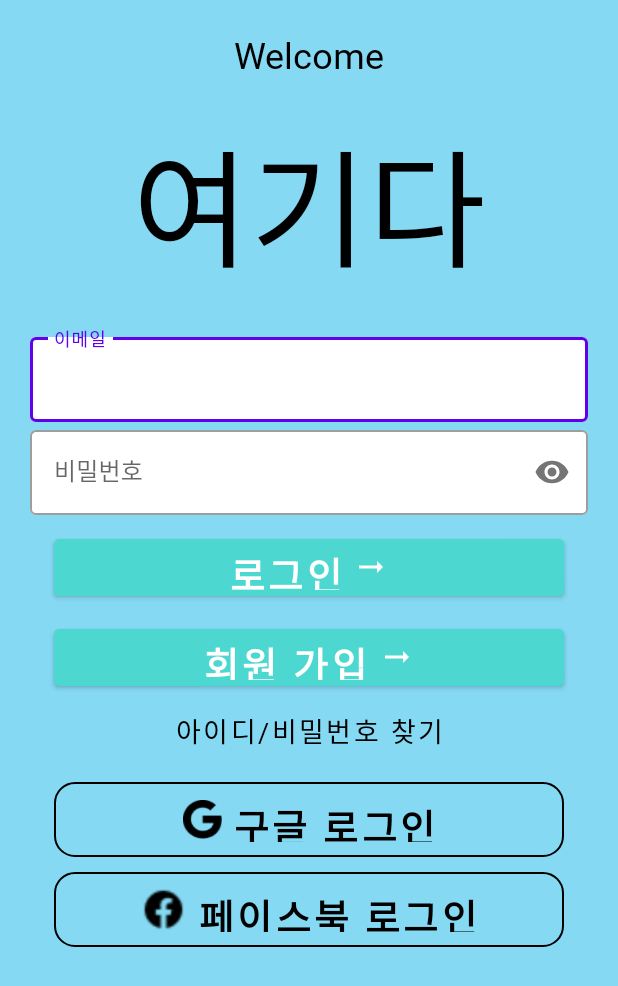
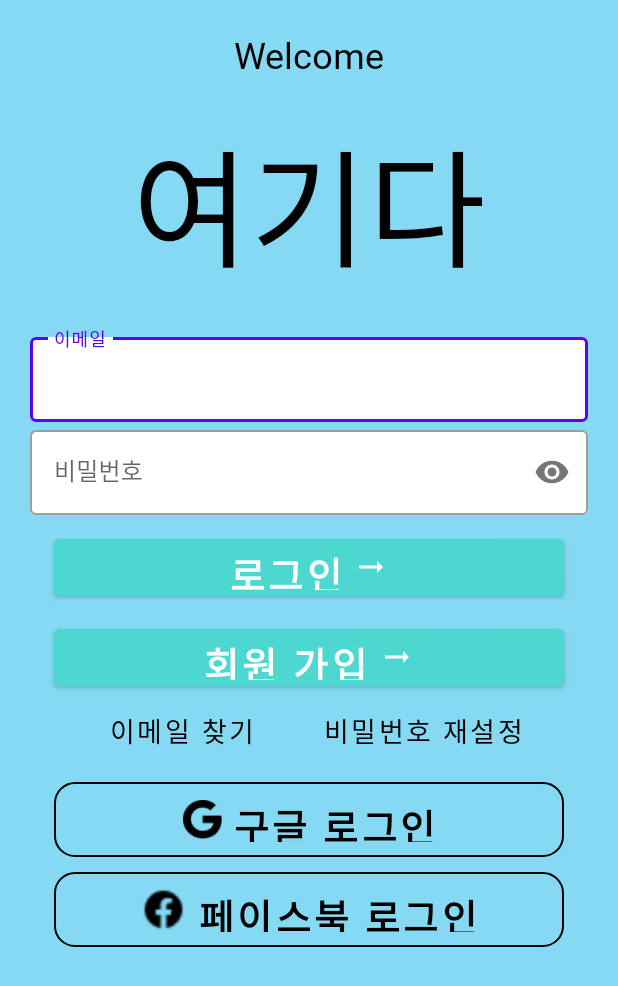
Before and after one commit to LeeJaeHyeon05/HERE, an Android app: the screen it shows after launch (LoginActivity), on a phone screen of 412 x 824 dp. Shown: the top 986 px of the screen. Run offline under Robolectric (Android 15) with nearby library versions, the phone set to English and light mode, and no system bars; our stand-ins replace Firebase (no records; nobody signed in at launch, a user with empty details on screens opened directly).

Commit message:
비밀번호 찾기

```diff
--- a/app/src/main/AndroidManifest.xml
+++ b/app/src/main/AndroidManifest.xml
@@ -9,6 +9,9 @@
         android:roundIcon="@mipmap/ic_launcher_round"
         android:supportsRtl="true"
         android:theme="@style/Theme.HERE">
+        <activity
+            android:name=".FindPasswordActivity"
+            android:exported="false" />
         <activity
             android:name=".SignUpActivity"
             android:exported="false" />
@@ -25,6 +28,9 @@
             </intent-filter>
         </activity>
         <activity
+            android:name=".FindEmailActivity"
+            android:exported="false" />
+        <activity
             android:name=".MainActivity"
             android:exported="true" />
     </application>
--- a/app/src/main/java/com/example/here/LoginActivity.kt
+++ b/app/src/main/java/com/example/here/LoginActivity.kt
@@ -50,7 +50,7 @@ class LoginActivity : AppCompatActivity() {
 
         binding.goLoginButton.setOnClickListener {
             val email: String = binding.emailEditText.editText?.text.toString()
-            val password = binding.passwordEditText.toString()
+            val password: String = binding.passwordEditText.editText?.text.toString()
             if (!emailSpelling(email))
                 return@setOnClickListener
 
@@ -61,6 +61,14 @@ class LoginActivity : AppCompatActivity() {
         binding.signUpButton.setOnClickListener {
             startActivity(Intent(this, SignUpActivity::class.java))
         }
+
+        binding.forgetEmailText.setOnClickListener {
+            startActivity(Intent(this, FindEmailActivity::class.java))
+        }
+        binding.forgetPasswordText.setOnClickListener {
+            startActivity(Intent(this, FindPasswordActivity::class.java))
+        }
+
 
     }
 
--- a/app/src/main/java/com/example/here/SignUpActivity.kt
+++ b/app/src/main/java/com/example/here/SignUpActivity.kt
@@ -4,6 +4,7 @@ import androidx.appcompat.app.AppCompatActivity
 import android.os.Bundle
 import android.util.Log
 import com.example.here.databinding.ActivitySignUpBinding
+
 import com.google.firebase.auth.FirebaseAuth
 import com.google.firebase.auth.ktx.auth
 import com.google.firebase.ktx.Firebase
--- a/app/src/main/res/layout/activity_login.xml
+++ b/app/src/main/res/layout/activity_login.xml
@@ -102,18 +102,32 @@
         app:layout_constraintStart_toStartOf="parent"
         app:layout_constraintTop_toBottomOf="@+id/goLoginButton" />
 
-
     <com.google.android.material.button.MaterialButton
-        android:id="@+id/forgetText"
+        android:id="@+id/forgetEmailText"
         style="@style/Widget.MaterialComponents.Button.TextButton"
         android:layout_width="wrap_content"
         android:layout_height="wrap_content"
         android:fontFamily="@font/black_han_sans"
-        android:text="@string/findIdPasswordText"
+        android:text="@string/findEmailText"
         android:textColor="@color/black"
         android:textSize="18sp"
-        app:layout_constraintEnd_toEndOf="parent"
-        app:layout_constraintStart_toStartOf="parent"
+        android:layout_marginStart="10dp"
+        app:layout_constraintEnd_toStartOf="@+id/forgetPasswordText"
+        app:layout_constraintStart_toStartOf="@+id/signUpButton"
+        app:layout_constraintTop_toBottomOf="@+id/signUpButton" />
+
+    <com.google.android.material.button.MaterialButton
+        android:id="@+id/forgetPasswordText"
+        style="@style/Widget.MaterialComponents.Button.TextButton"
+        android:layout_width="wrap_content"
+        android:layout_height="wrap_content"
+        android:fontFamily="@font/black_han_sans"
+        android:text="@string/findPasswordText"
+        android:textColor="@color/black"
+        android:textSize="18sp"
+        android:layout_marginStart="10dp"
+        app:layout_constraintEnd_toEndOf="@+id/signUpButton"
+        app:layout_constraintStart_toEndOf="@id/forgetEmailText"
         app:layout_constraintTop_toBottomOf="@+id/signUpButton" />
 
     <com.google.android.material.button.MaterialButton
@@ -133,7 +147,7 @@
         app:iconTint="@color/black"
         app:layout_constraintEnd_toEndOf="parent"
         app:layout_constraintStart_toStartOf="parent"
-        app:layout_constraintTop_toBottomOf="@+id/forgetText" />
+        app:layout_constraintTop_toBottomOf="@+id/forgetEmailText" />
 
     <com.google.android.material.button.MaterialButton
         android:id="@+id/faceBookLogin"
--- a/app/src/main/res/values/strings.xml
+++ b/app/src/main/res/values/strings.xml
@@ -8,7 +8,8 @@
     <string name="passwordEditText">비밀번호</string>
     <string name="loginText">로그인</string>
     <string name="signUpText">회원 가입</string>
-    <string name="findIdPasswordText">아이디/비밀번호 찾기</string>
+    <string name="findPasswordText">비밀번호 재설정</string>
+    <string name="findEmailText">이메일 찾기</string>
     <string name="googleLoginText">구글 로그인</string>
     <string name="faceBookLoginText">페이스북 로그인</string>
     <string name="nameEditText">이름</string>
```
Also changed, not shown: app/src/main/java/com/example/here/FindEmailActivity.kt (added, +19 -0 lines), app/src/main/java/com/example/here/FindPasswordActivity.kt (added, +39 -0 lines), app/src/main/res/layout/activity_find_email.xml (added, +69 -0 lines), app/src/main/res/layout/activity_find_password.xml (added, +69 -0 lines).
